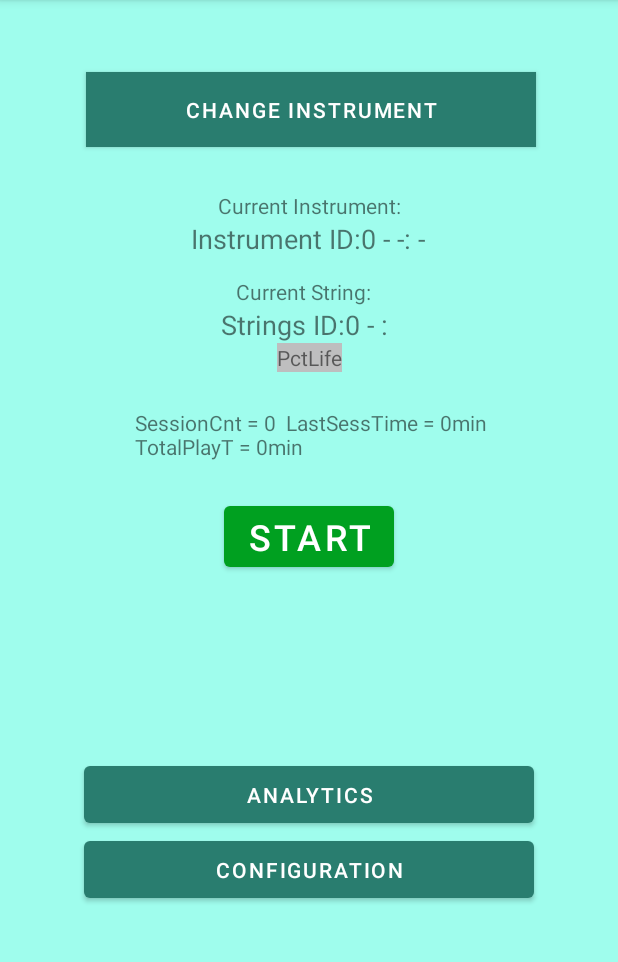
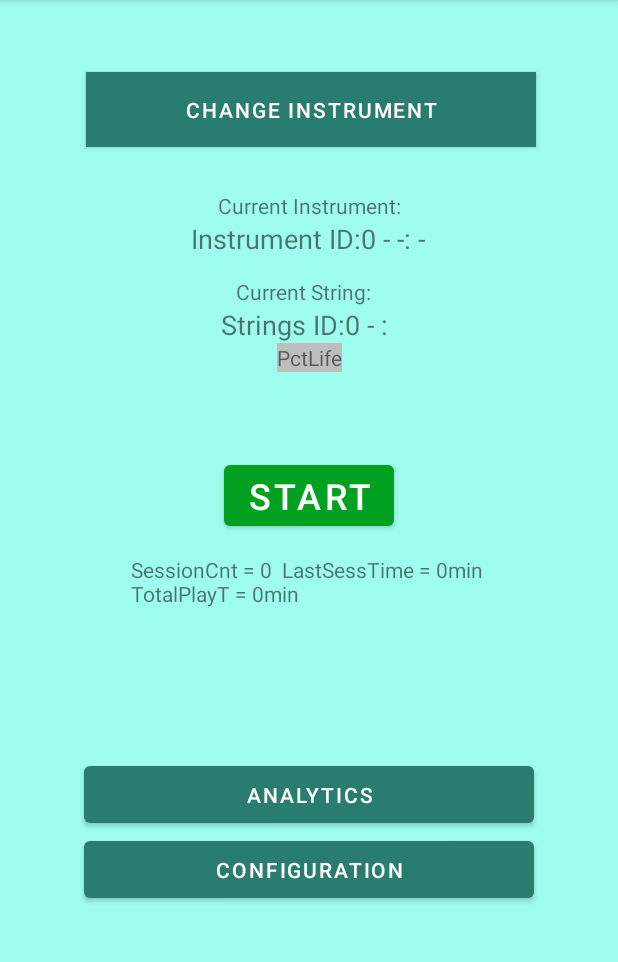
Before and after one commit to ShantingLiu/StringTracker, an Android app: the screen it shows after launch (MainActivity), on a phone screen of 412 x 824 dp, the part 84-1046 px from its top. Run offline under Robolectric (Android 15) with nearby library versions, the phone set to English and light mode, and no system bars.

Commit message:
Moved session time info under start button

```diff
--- a/app/src/main/res/layout/activity_main.xml
+++ b/app/src/main/res/layout/activity_main.xml
@@ -13,13 +13,12 @@
         android:id="@+id/startButton"
         android:layout_width="wrap_content"
         android:layout_height="wrap_content"
-        android:layout_marginTop="24dp"
+        android:layout_marginTop="56dp"
         android:text="Start/Stop"
         android:textSize="24sp"
         app:layout_constraintEnd_toEndOf="parent"
-        app:layout_constraintHorizontal_bias="0.501"
         app:layout_constraintStart_toStartOf="parent"
-        app:layout_constraintTop_toBottomOf="@+id/timeDebug" />
+        app:layout_constraintTop_toBottomOf="@+id/stringsLifeTV" />
 
     <TextView
         android:id="@+id/selInstrTV"
@@ -71,14 +70,13 @@
         android:id="@+id/timeDebug"
         android:layout_width="wrap_content"
         android:layout_height="wrap_content"
-        android:layout_marginTop="24dp"
+        android:layout_marginTop="13dp"
         android:backgroundTint="@color/lightTeal"
         android:text="Session Time"
         android:textSize="14sp"
         app:layout_constraintEnd_toEndOf="parent"
-        app:layout_constraintHorizontal_bias="0.518"
         app:layout_constraintStart_toStartOf="parent"
-        app:layout_constraintTop_toBottomOf="@+id/stringsLifeTV" />
+        app:layout_constraintTop_toBottomOf="@+id/startButton" />
 
     <Button
         android:id="@+id/config2"
```
